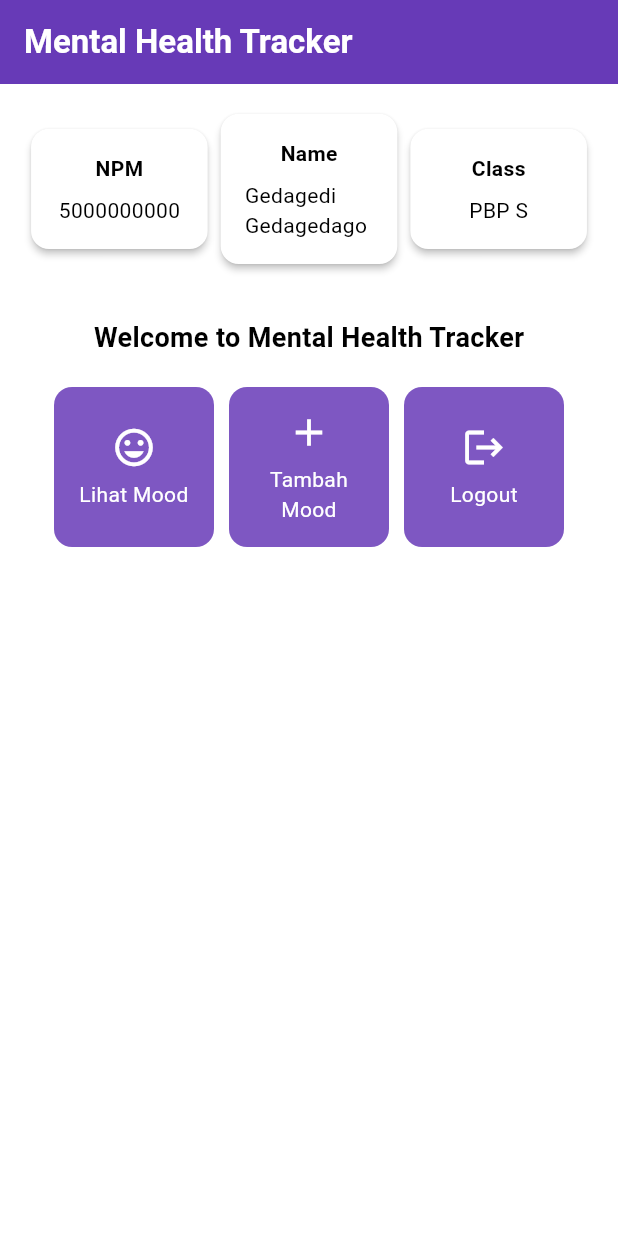
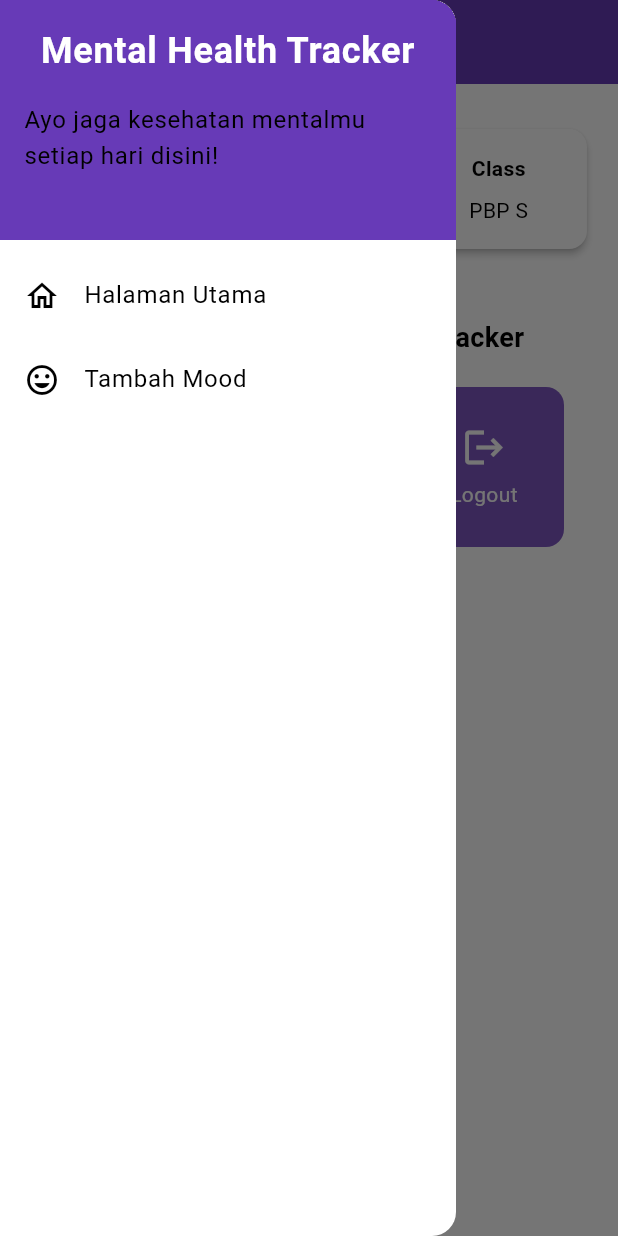
Before and after one commit to AhmadDzulfikar/mental_health_tracker_flutter, a Flutter app: the screen it shows after launch, with the side drawer open (before the commit the screen has no drawer), on a phone screen of 412 x 824 dp. Run offline on Flutter 3.47's test engine with Material 3 defaults, Android fonts, the phone set to English and light mode, and no system bars.

Commit message:
Menambah drawer di halaman main

```diff
--- a/lib/menu.dart
+++ b/lib/menu.dart
@@ -1,4 +1,5 @@
 import 'package:flutter/material.dart';
+import 'package:mental_health_tracker/widgets/left_drawer.dart';
 
 class MyHomePage extends StatelessWidget {
     final String npm = '5000000000'; // NPM
@@ -27,7 +28,11 @@ class MyHomePage extends StatelessWidget {
         ),
         // Warna latar belakang AppBar diambil dari skema warna tema aplikasi.
         backgroundColor: Theme.of(context).colorScheme.primary,
+        // Mengganti warna icon drawer menjadi putih
+        iconTheme: const IconThemeData(color: Colors.white),
       ),
+      // Masukkan drawer sebagai parameter nilai drawer dari widget Scaffold
+      drawer: const LeftDrawer(),
       // Body halaman dengan padding di sekelilingnya.
       body: Padding(
         padding: const EdgeInsets.all(16.0),
--- /dev/null
+++ b/lib/widgets/left_drawer.dart
@@ -0,0 +1,63 @@
+import 'package:flutter/material.dart';
+import 'package:flutter/material.dart';
+import 'package:mental_health_tracker/menu.dart';
+
+class LeftDrawer extends StatelessWidget {
+  const LeftDrawer({super.key});
+
+  @override
+  Widget build(BuildContext context) {
+    return Drawer(
+      child: ListView(
+        children: [
+          DrawerHeader(
+            decoration: BoxDecoration(
+              color: Theme.of(context).colorScheme.primary,
+            ),
+            child: const Column(
+              children: [
+                Text(
+                  'Mental Health Tracker',
+                  textAlign: TextAlign.center,
+                  style: TextStyle(
+                    fontSize: 24,
+                    fontWeight: FontWeight.bold,
+                    color: Colors.white,
+                  ),
+                ),
+                Padding(padding: EdgeInsets.all(8)),
+                Text(
+                  "Ayo jaga kesehatan mentalmu setiap hari disini!",
+                  // TODO: Tambahkan gaya teks dengan center alignment, font ukuran 15, warna putih, dan weight biasa
+                ),
+              ],
+            ),
+          ),
+          ListTile(
+            leading: const Icon(Icons.home_outlined),
+            title: const Text('Halaman Utama'),
+            // Bagian redirection ke MyHomePage
+            onTap: () {
+              Navigator.pushReplacement(
+                  context,
+                  MaterialPageRoute(
+                    builder: (context) => MyHomePage(),
+                  ));
+            },
+          ),
+          ListTile(
+            leading: const Icon(Icons.mood),
+            title: const Text('Tambah Mood'),
+            // Bagian redirection ke MoodEntryFormPage
+            onTap: () {
+              /*
+      TODO: Buatlah routing ke MoodEntryFormPage di sini,
+      setelah halaman MoodEntryFormPage sudah dibuat.
+      */
+            },
+          ),
+        ],
+      ),
+    );
+  }
+}
```
